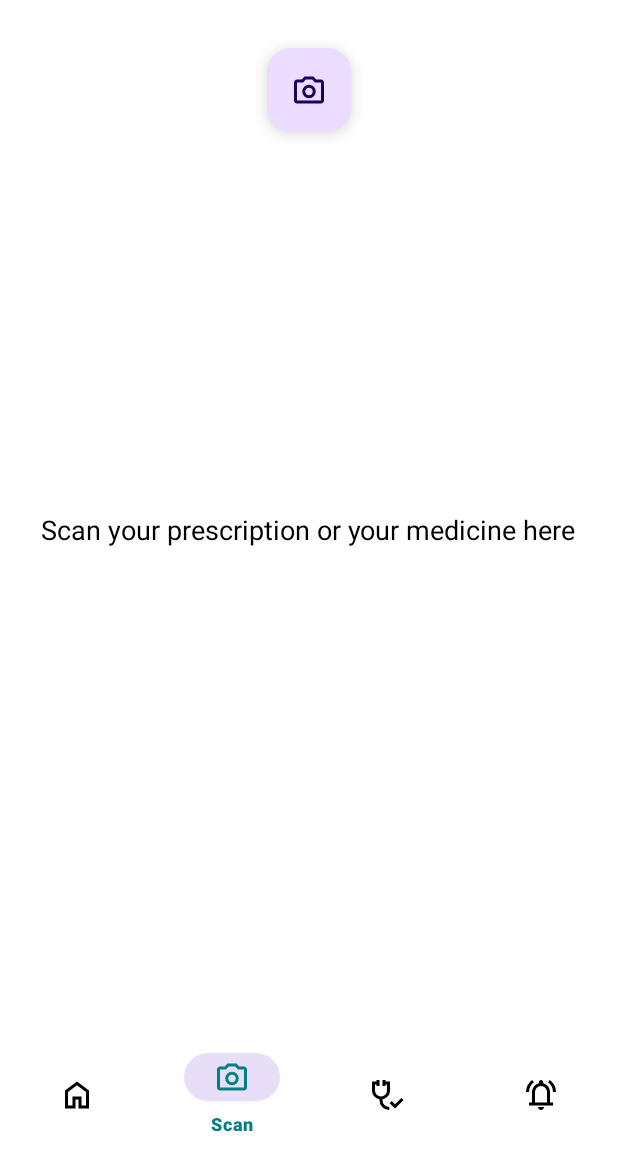
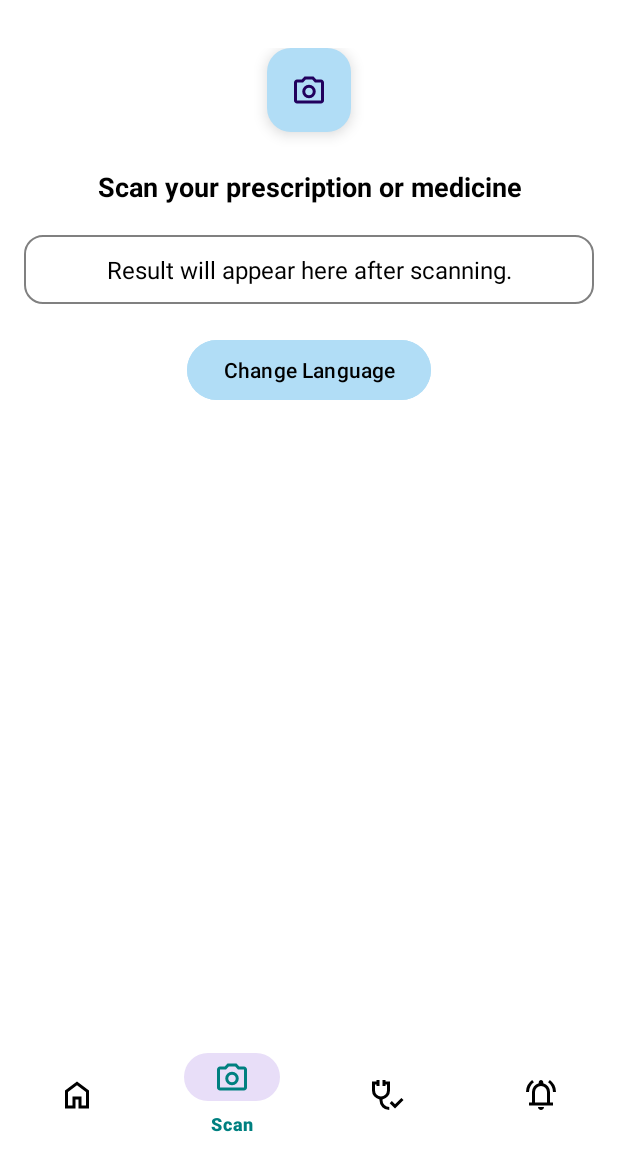
Before and after one commit to Chanduuu30/Medgen, an Android app: the SecondActivity screen opened directly, with no data from a screen before it, item 2 of the bottom bar chosen, on a phone screen of 412 x 824 dp, the part 81-1236 px from its top. Run offline under Robolectric (Android 15) with nearby library versions, the light colour scheme and no system bars.

Commit message:
Enhanced Scan UI: added result box, language button, and updated styles

```diff
--- a/app/src/main/java/com/example/medgen/ScanFragment.kt
+++ b/app/src/main/java/com/example/medgen/ScanFragment.kt
@@ -4,11 +4,14 @@ import android.os.Bundle
 import android.view.LayoutInflater
 import android.view.View
 import android.view.ViewGroup
+import android.widget.Button
+import android.widget.TextView
 import android.widget.Toast
 import androidx.fragment.app.Fragment
 import com.google.android.material.floatingactionbutton.FloatingActionButton
 
 class ScanFragment : Fragment() {
+
     override fun onCreateView(
         inflater: LayoutInflater,
         container: ViewGroup?,
@@ -17,9 +20,20 @@ class ScanFragment : Fragment() {
         val view = inflater.inflate(R.layout.fragment_scan, container, false)
 
         val cameraBtn: FloatingActionButton = view.findViewById(R.id.btnCamera)
+        val resultText: TextView = view.findViewById(R.id.resultText)
+        val changeLangBtn: Button = view.findViewById(R.id.btnChangeLang)
+
+        // Camera click
         cameraBtn.setOnClickListener {
-            Toast.makeText(requireContext(), "Camera clicked!", Toast.LENGTH_SHORT).show()
-            // TODO: open camera intent here
+            Toast.makeText(requireContext(), "Opening camera...", Toast.LENGTH_SHORT).show()
+            // TODO: launch camera and process image
+            resultText.text = "AI detected: Paracetamol 500mg\nUsage: Twice daily after meals"
+        }
+
+        // Language change click
+        changeLangBtn.setOnClickListener {
+            Toast.makeText(requireContext(), "Switching language...", Toast.LENGTH_SHORT).show()
+            // TODO: integrate translation feature
         }
 
         return view
--- /dev/null
+++ b/app/src/main/res/drawable/bg_result_box.xml
@@ -0,0 +1,8 @@
+<?xml version="1.0" encoding="utf-8"?>
+<shape xmlns:android="http://schemas.android.com/apk/res/android"
+    android:shape="rectangle">
+    <solid android:color="@color/white" />
+    <stroke android:width="1dp" android:color="@color/gray" />
+    <corners android:radius="12dp" />
+    <padding android:left="8dp" android:top="8dp" android:right="8dp" android:bottom="8dp"/>
+</shape>
--- a/app/src/main/res/layout/fragment_scan.xml
+++ b/app/src/main/res/layout/fragment_scan.xml
@@ -1,28 +1,58 @@
 <?xml version="1.0" encoding="utf-8"?>
-<RelativeLayout xmlns:android="http://schemas.android.com/apk/res/android"
+<LinearLayout xmlns:android="http://schemas.android.com/apk/res/android"
     android:layout_width="match_parent"
     android:layout_height="match_parent"
-    android:background="@color/white">
+    android:orientation="vertical"
+    android:background="@color/white"
+    android:padding="16dp">
 
-    <!-- Camera button at the top -->
+    <!-- Camera Scan Button at the top -->
     <com.google.android.material.floatingactionbutton.FloatingActionButton
         android:id="@+id/btnCamera"
         android:layout_width="wrap_content"
         android:layout_height="wrap_content"
         android:src="@drawable/ic_scan"
-        android:contentDescription="Camera"
-        android:layout_alignParentTop="true"
-        android:layout_centerHorizontal="true"
-        android:layout_margin="16dp" />
+        android:contentDescription="Scan with Camera"
+        android:layout_gravity="center"
+        android:tint="@color/white"
+        android:backgroundTint="@color/primaryColor"
+        android:layout_marginBottom="24dp" />
 
-    <!-- Placeholder scan UI -->
+    <!-- Instruction text -->
     <TextView
         android:id="@+id/scanText"
+        android:layout_width="match_parent"
+        android:layout_height="wrap_content"
+        android:text="Scan your prescription or medicine"
+        android:textSize="18sp"
+        android:textStyle="bold"
+        android:textColor="@color/black"
+        android:gravity="center"
+        android:layout_marginBottom="20dp" />
+
+    <!-- AI Result Section -->
+    <TextView
+        android:id="@+id/resultText"
+        android:layout_width="match_parent"
+        android:layout_height="wrap_content"
+        android:text="Result will appear here after scanning."
+        android:textSize="16sp"
+        android:textColor="@color/text_dark"
+        android:gravity="center"
+        android:padding="12dp"
+        android:background="@drawable/bg_result_box"
+        android:layout_marginBottom="20dp" />
+
+    <!-- Change Language Button -->
+    <Button
+        android:id="@+id/btnChangeLang"
         android:layout_width="wrap_content"
         android:layout_height="wrap_content"
-        android:text="Scan your prescription or your medicine here"
-        android:textSize="18sp"
+        android:text="Change Language"
+        android:layout_gravity="center"
+        android:backgroundTint="@color/primaryColor"
         android:textColor="@color/text_dark"
-        android:layout_centerInParent="true" />
+        android:paddingStart="24dp"
+        android:paddingEnd="24dp" />
 
-</RelativeLayout>
+</LinearLayout>
--- a/app/src/main/res/values/colors.xml
+++ b/app/src/main/res/values/colors.xml
@@ -3,4 +3,7 @@
         <color name="white">#FFFFFF</color>
         <color name="primary_teal">#008080</color>
         <color name="text_dark">#000000</color>
+        <color name="black">#FF000000</color>
+        <color name="gray">#808080</color>
+        <color name="primaryColor">#B1DDF6</color>
     </resources>
```
